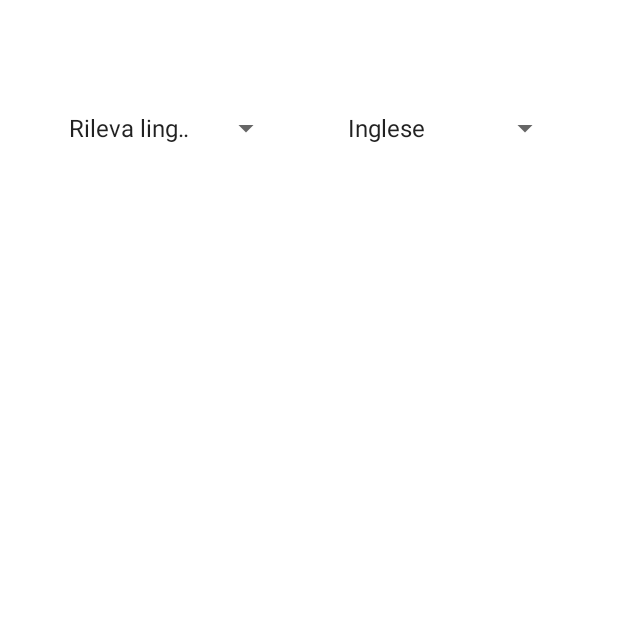
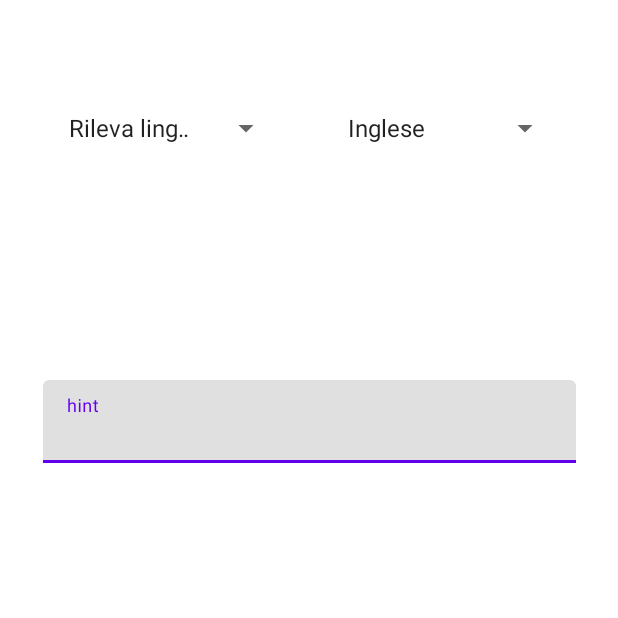
Before and after one commit to MereacreEugen01/Traduttore, an Android app: the Impostazioni screen opened directly, with no data from a screen before it, on a phone screen of 412 x 824 dp, the top half of it. Run offline under Robolectric (Android 15) with nearby library versions, the phone set to English and light mode, and no system bars; network calls fail.

Commit message:
Continuo sviluppo Activity impostazioni. Continuare Inserimento lingue, complitare sviluppo activity impostazioni e create UI

```diff
--- a/app/src/main/res/layout/activity_impostazioni.xml
+++ b/app/src/main/res/layout/activity_impostazioni.xml
@@ -90,4 +90,20 @@
         android:orientation="horizontal"
         app:layout_constraintGuide_end="20dp" />
 
+    <com.google.android.material.textfield.TextInputLayout
+        android:layout_width="355dp"
+        android:layout_height="55dp"
+        app:layout_constraintBottom_toTopOf="@+id/guideline7"
+        app:layout_constraintEnd_toStartOf="@+id/guideline5"
+        app:layout_constraintStart_toStartOf="@+id/guideline6"
+        app:layout_constraintTop_toTopOf="@+id/guideline2">
+
+        <com.google.android.material.textfield.TextInputEditText
+            android:layout_width="match_parent"
+            android:layout_height="wrap_content"
+            app:boxStrokeWidth="0dp"
+            app:boxStrokeWidthFocused="0dp"
+            android:hint="hint" />
+    </com.google.android.material.textfield.TextInputLayout>
+
 </androidx.constraintlayout.widget.ConstraintLayout>
```
